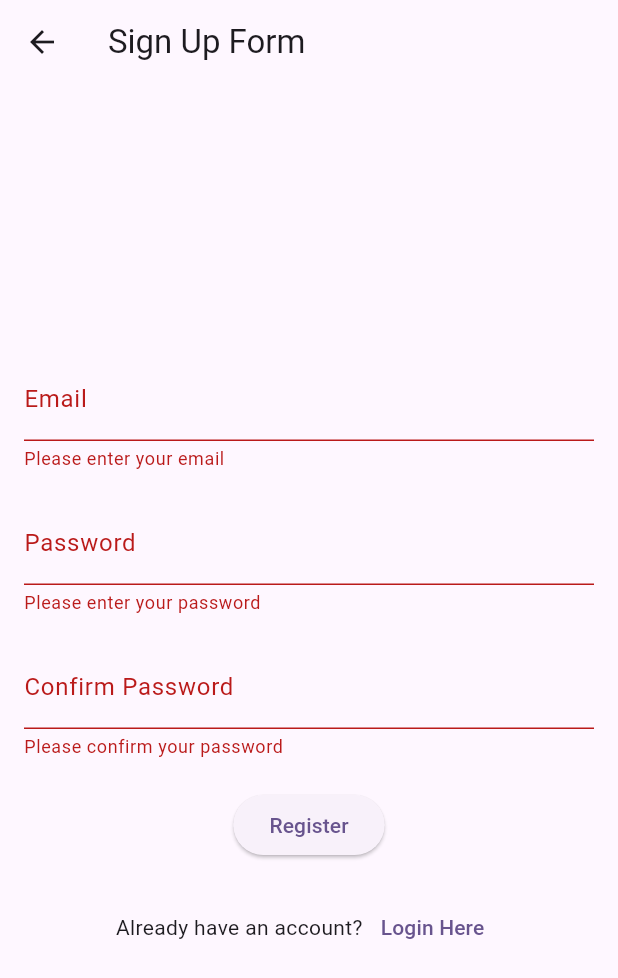
After one commit to techwithAasish/HealthCareMilestone2, a Flutter app: the RegisterScreen screen opened directly, after a tap on "Register", on a phone screen of 412 x 824 dp. The commit adds this screen. Shown: the top 978 px of the screen. Run offline on Flutter 3.47's test engine with Material 3 defaults, Android fonts, the phone set to English and light mode, and no system bars.

Commit message:
signup page created

```diff
--- a/lib/main.dart
+++ b/lib/main.dart
@@ -3,6 +3,7 @@ import 'package:http/http.dart' as http;
 import 'package:json_annotation/json_annotation.dart';
 // import 'package:milestone2/screens/addPatientRecord.dart';
 import 'package:milestone2/screens/homeScreen.dart';
+import 'package:milestone2/screens/signupPage.dart';
 
 void main() {
   runApp(const MyApp());
@@ -92,7 +93,7 @@ class _SignInHttpDemoState extends State<SignInHttpDemo> {
                     },
                   ),
                   TextButton(
-                    child: const Text('Sign in'),
+                    child: const Text('Sign In'),
                     onPressed: () async {
                       // Use a JSON encoded string to send
                       // var result = await widget.httpClient!
@@ -111,6 +112,23 @@ class _SignInHttpDemoState extends State<SignInHttpDemo> {
                             builder: (context) => const HomeScreen()),
                       );
                     },
+                  ),
+                  Row(
+                    mainAxisAlignment: MainAxisAlignment.center,
+                    children: [
+                      const Text("Don't have an account?"),
+                      TextButton(
+                        onPressed: () {
+                          Navigator.push(
+                            context,
+                            MaterialPageRoute(
+                              builder: (context) => RegisterScreen(),
+                            ),
+                          );
+                        },
+                        child: const Text('Sign Up'),
+                      ),
+                    ],
                   ),
                 ].expand(
                   (widget) => [
--- /dev/null
+++ b/lib/screens/signupPage.dart
@@ -0,0 +1,103 @@
+import 'package:flutter/material.dart';
+
+import '../main.dart';
+
+class RegisterScreen extends StatelessWidget {
+  final _passwordController = TextEditingController();
+  final _formKey = GlobalKey<FormState>();
+
+  RegisterScreen({Key? key}) : super(key: key);
+
+  @override
+  Widget build(BuildContext context) {
+    return Scaffold(
+      appBar: AppBar(
+        title: const Text('Sign Up Form'),
+      ),
+      body: Padding(
+        padding: const EdgeInsets.all(16.0),
+        child: Form(
+          key: _formKey,
+          child: Column(
+            mainAxisAlignment: MainAxisAlignment.center,
+            children: [
+              TextFormField(
+                decoration: const InputDecoration(
+                  labelText: 'Email',
+                ),
+                keyboardType: TextInputType.emailAddress,
+                validator: (value) {
+                  if (value == null || value.isEmpty) {
+                    return 'Please enter your email';
+                  } else if (!RegExp(
+                      r'^[\w-]+(\.[\w-]+)*@[\w-]+(\.[\w-]+)+$')
+                      .hasMatch(value)) {
+                    return 'Please enter a valid email address';
+                  }
+                  return null;
+                },
+              ),
+              const SizedBox(height: 20),
+              TextFormField(
+                decoration: const InputDecoration(
+                  labelText: 'Password',
+                ),
+                obscureText: true,
+                validator: (value) {
+                  if (value == null || value.isEmpty) {
+                    return 'Please enter your password';
+                  } else if (value.length < 6) {
+                    return 'Password must be at least 6 characters long';
+                  }
+                  return null;
+                },
+              ),
+              const SizedBox(height: 20),
+              TextFormField(
+                decoration: const InputDecoration(
+                  labelText: 'Confirm Password',
+                ),
+                obscureText: true,
+                validator: (value) {
+                  if (value == null || value.isEmpty) {
+                    return 'Please confirm your password';
+                  } else if (value != _passwordController.text) {
+                    return 'Passwords do not match';
+                  }
+                  return null;
+                },
+              ),
+              const SizedBox(height: 20),
+              ElevatedButton(
+                onPressed: () {
+                  if (_formKey.currentState!.validate()) {
+                    print('Registration successful');
+                  }
+                },
+                child: const Text('Register'),
+              ),
+              const SizedBox(height: 20),
+              Row(
+                mainAxisAlignment: MainAxisAlignment.center,
+                children: [
+                  const Text("Already have an account?"),
+                  TextButton(
+                    onPressed: () {
+                      Navigator.push(
+                        context,
+                        MaterialPageRoute(
+                          builder: (context) => SignInHttpDemo(),
+                        ),
+                      );
+                    },
+                    child: const Text('Login Here'),
+                  ),
+                ],
+              ),
+            ],
+          ),
+        ),
+      ),
+    );
+  }
+}
```
